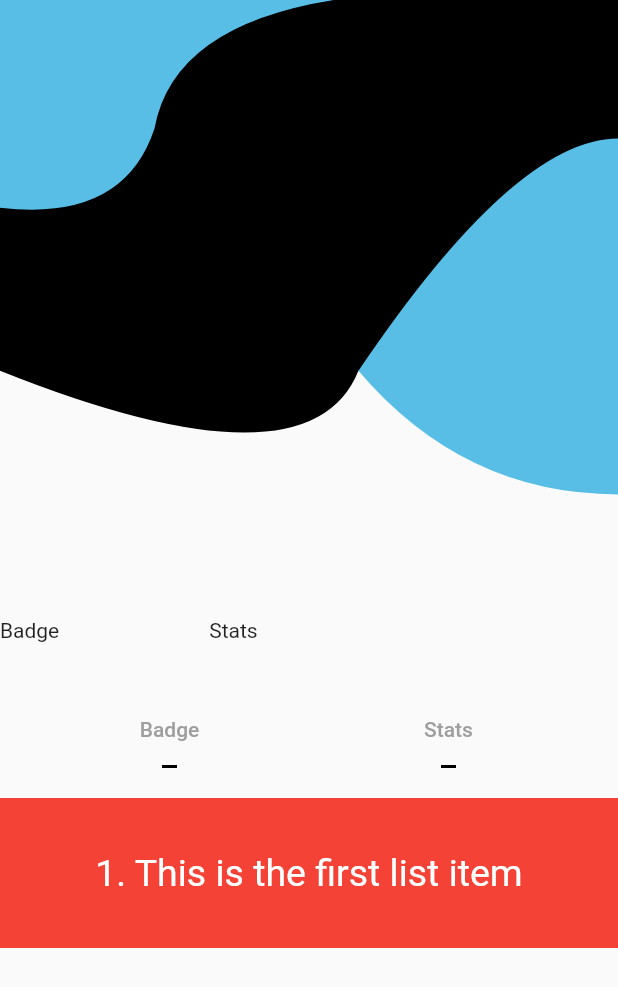
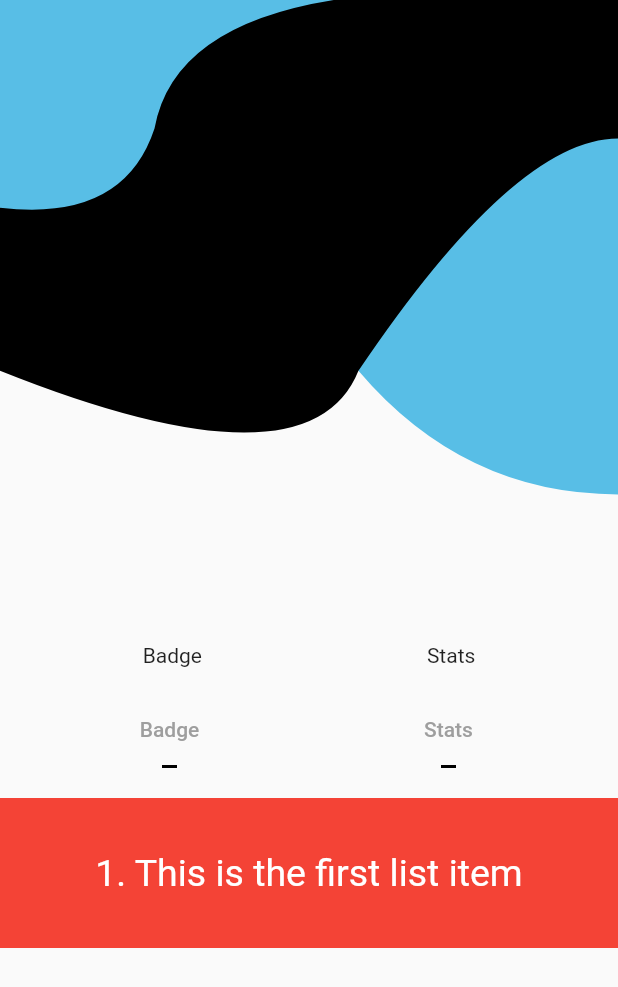
Before and after one commit to victoradepoju/Flutter-Custom-Painter, a Flutter app: the screen it shows after launch, on a phone screen of 412 x 824 dp. Shown: the top 987 px of the screen. Run offline on Flutter 3.47's test engine with Material 2 defaults, Android fonts, the phone set to English and light mode, and no system bars.

Commit message:
centralized header texts in listview

```diff
--- a/lib/main.dart
+++ b/lib/main.dart
@@ -24,13 +24,13 @@ class MyApp extends StatelessWidget {
       theme: ThemeData(
         primarySwatch: Colors.blue,
       ),
-      home: MyHomePage(),
+      home: const MyHomePage(),
     );
   }
 }
 
 class MyHomePage extends StatefulWidget {
-  MyHomePage({Key? key}) : super(key: key);
+  const MyHomePage({Key? key}) : super(key: key);
 
   @override
   State<MyHomePage> createState() => _MyHomePageState();
@@ -61,17 +61,24 @@ class _MyHomePageState extends State<MyHomePage> {
                 ),
               ),
             ),
-            SizedBox(
+            Padding(
+              padding: const EdgeInsets.symmetric(horizontal: 20.0),
+              child: Center(
+                child: SizedBox(
                   height: 50,
-              width: MediaQuery.of(context).size.width,
                   child: ListView.separated(
+                      shrinkWrap: true,
                       separatorBuilder: ((context, index) =>
-                      const SizedBox(width: 100)),
+                          const SizedBox(width: 150)),
                       scrollDirection: Axis.horizontal,
                       itemCount: textHeader.length,
                       itemBuilder: (context, index) {
-                    return Text(textHeader[index]);
+                        return Center(
+                          child: Text(textHeader[index]),
+                        );
                       }),
+                ),
+              ),
             ),
             Padding(
               padding: const EdgeInsets.symmetric(horizontal: 20),
```
Lines whose indentation alone changed are shown as unchanged.
